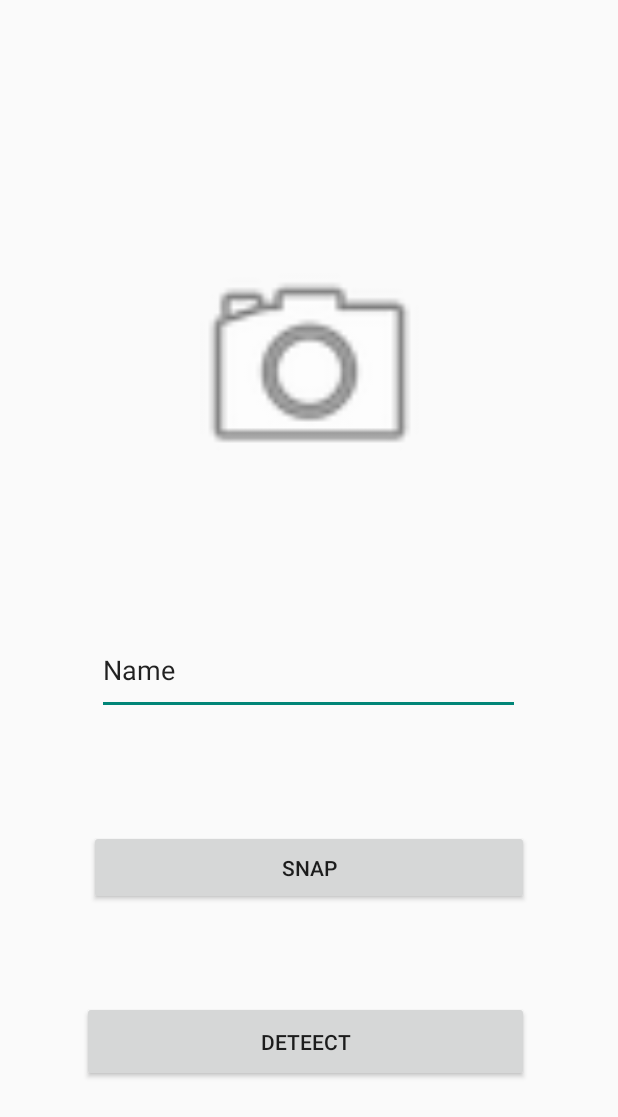
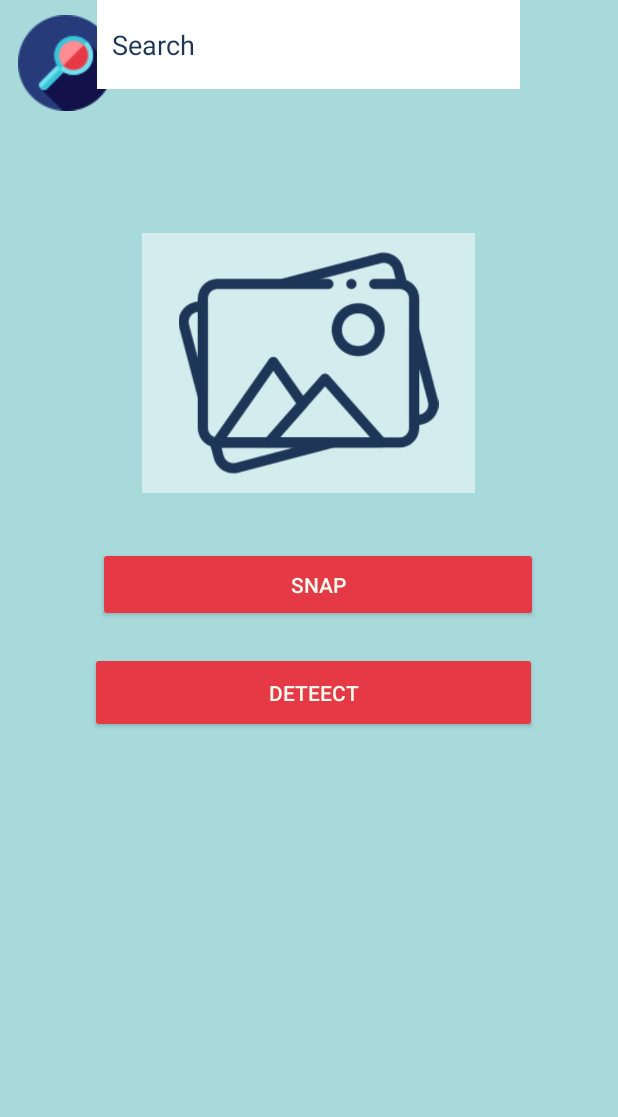
Before and after one commit to mariam-ux/SpotNView, an Android app: the screen it shows after launch (ScanActivity), after a tap on "CAPTURE", on a phone screen of 412 x 824 dp. Shown: the top 1117 px of the screen. Run offline under Robolectric (Android 15) with nearby library versions, the phone set to English and light mode, and no system bars; our stand-ins replace Firebase (no records; nobody signed in at launch, a user with empty details on screens opened directly), Picasso, Volley; libraries missing offline, so code that uses them is left out: com.facebook, com.facebook.appevents, com.facebook.login, com.google.mlkit.vision; network calls fail; pictures from the network do not load; 6 statements that could not run were skipped.

Commit message:
scanDesign

```diff
--- a/app/build.gradle
+++ b/app/build.gradle
@@ -70,6 +70,8 @@ dependencies {
     implementation('com.journeyapps:zxing-android-embedded:4.3.0') { transitive = false }
     implementation 'com.google.zxing:core:3.4.1'
 
+
+
     //nav
     def nav_version = "2.3.5"
     //noinspection GradleDependency
@@ -77,6 +79,10 @@ dependencies {
     //noinspection GradleDependency
     implementation "androidx.navigation:navigation-ui:$nav_version"
 
+    //profile UI
     implementation 'de.hdodenhof:circleimageview:3.1.0'
     implementation 'com.squareup.picasso:picasso:2.71828'
+
+    //volley
+    implementation 'com.android.volley:volley:1.2.1'
 }
--- a/app/src/main/res/layout/activity_scan.xml
+++ b/app/src/main/res/layout/activity_scan.xml
@@ -4,39 +4,53 @@
     xmlns:tools="http://schemas.android.com/tools"
     android:layout_width="match_parent"
     android:layout_height="match_parent"
+    android:background="@color/ligh_blue"
     tools:context=".ScanActivity">
+
+    <ImageButton
+        android:id="@+id/imageButton"
+        android:layout_width="wrap_content"
+        android:layout_height="wrap_content"
+        android:backgroundTint="#00FFFFFF"
+        android:src="@drawable/search"
+        tools:layout_editor_absoluteX="289dp"
+        tools:layout_editor_absoluteY="613dp" />
+
     <ImageView
         android:id="@+id/Imagecontainer"
-        android:layout_width="191dp"
-        android:layout_height="167dp"
-        app:layout_constraintBottom_toBottomOf="parent"
+        android:layout_width="222dp"
+        android:layout_height="173dp"
+        android:layout_marginTop="96dp"
+        android:background="#80FFFFFF"
         app:layout_constraintEnd_toEndOf="parent"
+        app:layout_constraintHorizontal_bias="0.497"
         app:layout_constraintStart_toStartOf="parent"
-        app:layout_constraintTop_toTopOf="parent"
-        app:layout_constraintVertical_bias="0.246"
-        app:srcCompat="@android:drawable/ic_menu_camera" />
+        app:layout_constraintTop_toBottomOf="@+id/textdetedcted"
+        app:srcCompat="@drawable/photos" />
 
     <Button
         android:id="@+id/Snapbtn"
         android:layout_width="293dp"
         android:layout_height="50dp"
-        android:layout_marginTop="56dp"
-        android:layout_marginBottom="200dp"
+        android:layout_marginTop="36dp"
+        android:backgroundTint="@color/primary_color"
         android:text="SNAP"
-        app:layout_constraintBottom_toBottomOf="parent"
+        android:textColor="@color/light_color"
         app:layout_constraintEnd_toEndOf="parent"
+        app:layout_constraintHorizontal_bias="0.55"
         app:layout_constraintStart_toStartOf="parent"
-        app:layout_constraintTop_toBottomOf="@+id/textdetedcted"
-        app:layout_constraintVertical_bias="0.0" />
+        app:layout_constraintTop_toBottomOf="@+id/Imagecontainer" />
 
     <Button
         android:id="@+id/dbtn"
         android:layout_width="298dp"
         android:layout_height="54dp"
-        android:layout_marginTop="64dp"
+        android:layout_marginTop="20dp"
+        android:backgroundTint="@color/primary_color"
         android:text="DETEECT"
+        android:textColor="@color/light_color"
         app:layout_constraintEnd_toEndOf="parent"
-        app:layout_constraintHorizontal_bias="0.477"
+        app:layout_constraintHorizontal_bias="0.526"
         app:layout_constraintStart_toStartOf="parent"
         app:layout_constraintTop_toBottomOf="@+id/Snapbtn" />
 
@@ -44,15 +58,15 @@
         android:id="@+id/textdetedcted"
         android:layout_width="282dp"
         android:layout_height="59dp"
-        android:layout_marginTop="68dp"
+        android:background="@color/white"
         android:ems="10"
         android:inputType="textPersonName"
-        android:text="Name"
-        app:layout_constraintBottom_toTopOf="@+id/Snapbtn"
+        android:paddingLeft="10dp"
+        android:text="Search"
+        android:textColor="@color/secondary_color"
         app:layout_constraintEnd_toEndOf="parent"
-        app:layout_constraintHorizontal_bias="0.497"
+        app:layout_constraintHorizontal_bias="0.495"
         app:layout_constraintStart_toStartOf="parent"
-        app:layout_constraintTop_toBottomOf="@+id/Imagecontainer"
-        app:layout_constraintVertical_bias="0.0" />
+        tools:layout_editor_absoluteY="55dp" />
 
 </androidx.constraintlayout.widget.ConstraintLayout>
--- a/app/src/main/res/values/colors.xml
+++ b/app/src/main/res/values/colors.xml
@@ -12,5 +12,7 @@
     <color name="light_color">#F1FAEE</color>
     <color name="ligh_blue">#A8DADC</color>
     <color name="medium_blue">#457D9D</color>
+    <color name="mango">#FFFB531E</color>
+    <color name="dark_gray">#222121</color>
 
 </resources>
--- a/app/src/main/res/values/styles.xml
+++ b/app/src/main/res/values/styles.xml
@@ -5,6 +5,6 @@
         <item name="android:actionBarStyle">@style/MyActionBar</item>
     </style>
     <style name="MyActionBar" parent="@style/Widget.AppCompat.ActionBar">
-        <item name="android:background">@color/medium_blue</item>
+        <item name="android:background">#1E1E1E</item>
     </style>
 </resources>
```
Also changed, not shown: app/src/main/java/com/example/spotnview/MainActivity.java (+1 -12 lines), app/src/main/java/com/example/spotnview/ReviewsActivity.java (+72 -0 lines), app/src/main/java/com/example/spotnview/ScanActivity.java (+22 -1 lines), app/src/main/res/layout/activity_home.xml (+25 -21 lines), app/src/main/res/layout/activity_main.xml (+8 -6 lines), app/src/main/res/drawable/photos.png (added), app/src/main/res/drawable/search.png (added).
